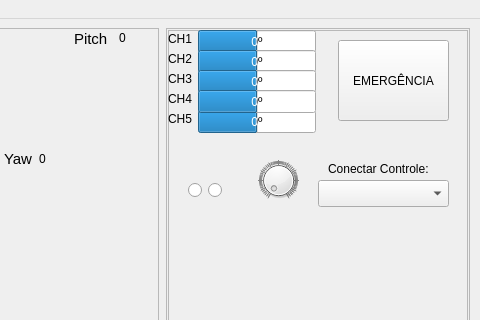
Before: the Qt Designer form windows/vant.ui in iurobpn/provant-groundstation, drawn with Qt 5; both pictures show x 725 to 1205 and y 0 to 320 of the 1205 by 739 pixel window.
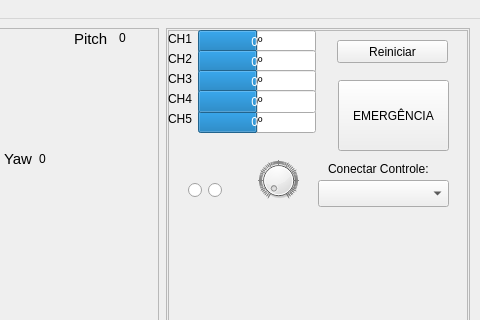
After: the same form once the commit is applied. Custom widgets are drawn as their Qt base class.

Commit message: adicionando funcoes funcionais de reiniciar software e desligar os atuadores

```diff
--- a/windows/vant.ui
+++ b/windows/vant.ui
@@ -930,9 +930,9 @@
               <property name="geometry">
                <rect>
                 <x>170</x>
-                <y>10</y>
+                <y>50</y>
                 <width>111</width>
-                <height>81</height>
+                <height>71</height>
                </rect>
               </property>
               <property name="text">
@@ -968,6 +968,19 @@
                <string>Conectar Controle:</string>
               </property>
              </widget>
+             <widget class="QPushButton" name="reiniciar_button">
+              <property name="geometry">
+               <rect>
+                <x>169</x>
+                <y>10</y>
+                <width>111</width>
+                <height>23</height>
+               </rect>
+              </property>
+              <property name="text">
+               <string>Reiniciar</string>
+              </property>
+             </widget>
             </widget>
            </item>
           </layout>
```
The commit also changes 2 other files.
